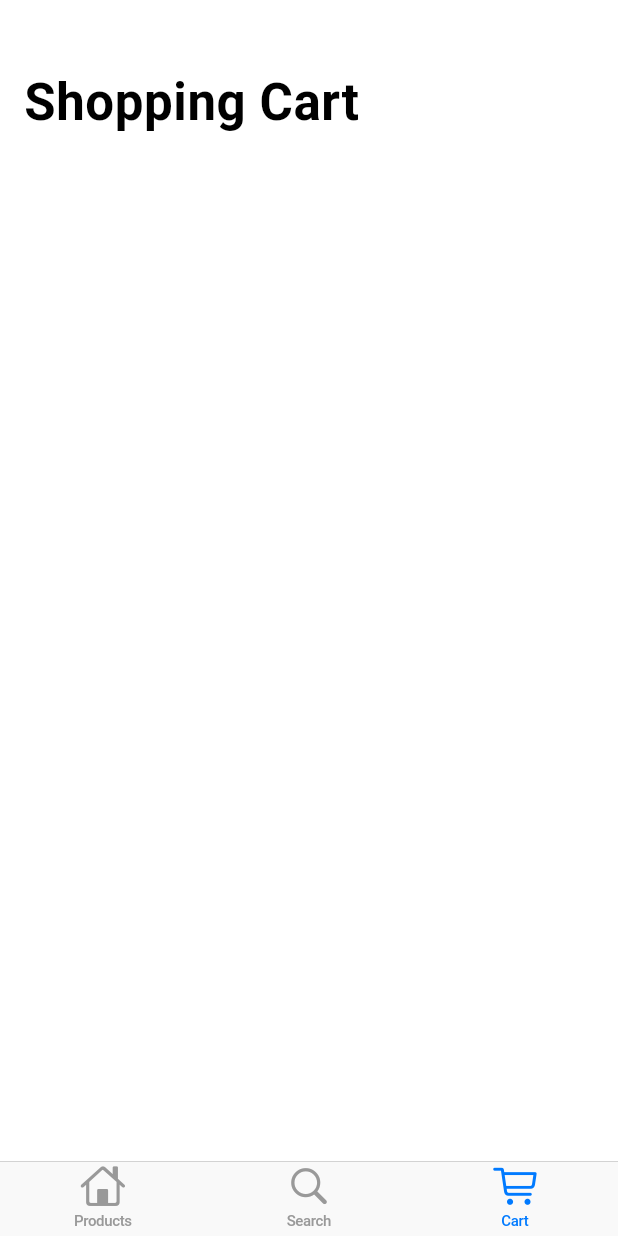
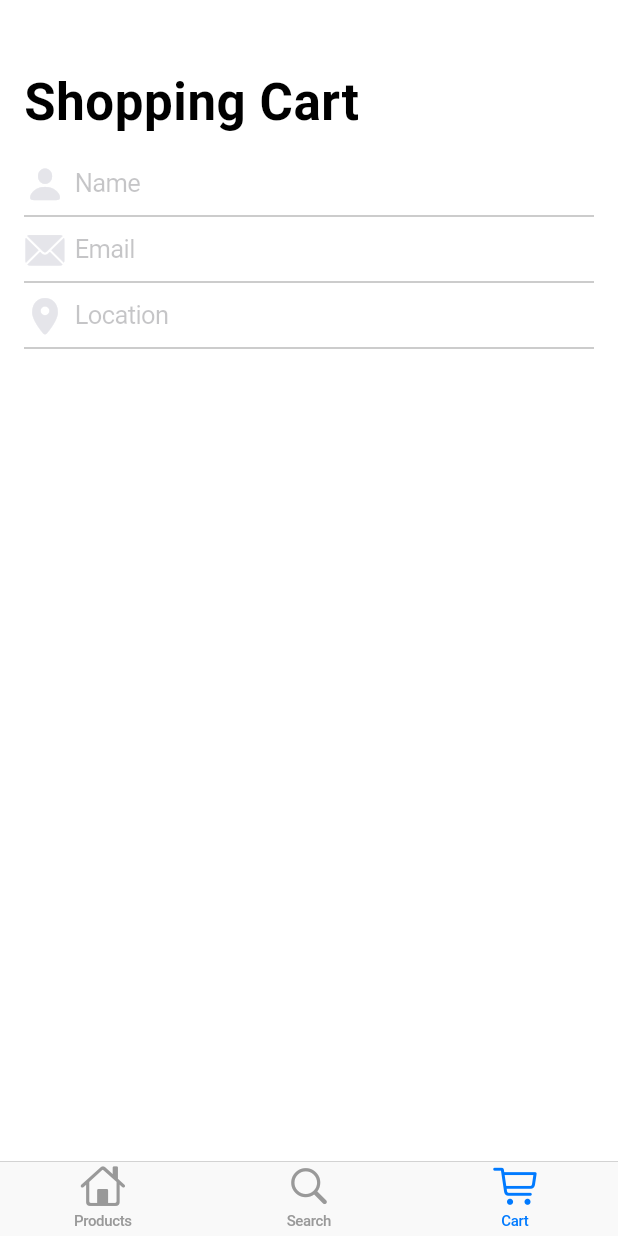
Before and after one commit to elisabavaresco/shopping_app, a Flutter app: the screen it shows after launch, item 3 of the bottom bar chosen, on a phone screen of 412 x 824 dp. Run offline on Flutter 3.47's test engine with Material 2 defaults, Android fonts, the phone set to English and light mode, and no system bars.

Commit message:
update the build() method in the _ShoppingCartTabState class

```diff
--- a/lib/shopping_cart_tab.dart
+++ b/lib/shopping_cart_tab.dart
@@ -124,11 +124,18 @@ class _ShoppingCartTabState extends State<ShoppingCartTab> {
   Widget build(BuildContext context) {
     return Consumer<AppStateModel>(
       builder: (context, model, child) {
-        return const CustomScrollView(
+        return CustomScrollView(
           slivers: <Widget>[
-            CupertinoSliverNavigationBar(
+            const CupertinoSliverNavigationBar(
               largeTitle: Text('Shopping Cart'),
             ),
+            SliverSafeArea(
+              top: false,
+              minimum: const EdgeInsets.only(top: 4),
+              sliver: SliverList(
+                delegate: _buildSliverChildBuilderDelegate(model),
+              ),
+            )
           ],
         );
       },
```
